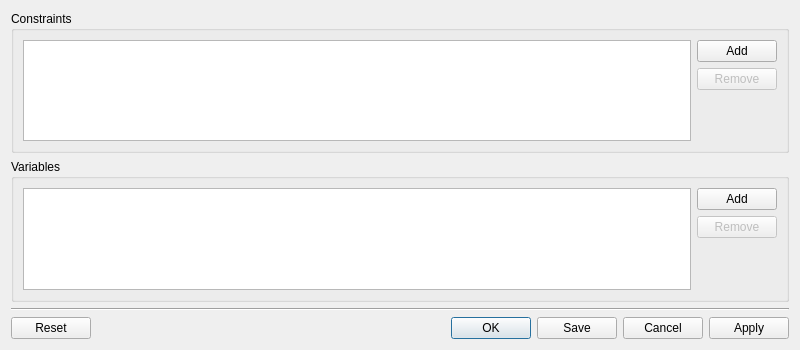
Old version of the form madqt/widget/match.ui in the repository hibtc/madgui.
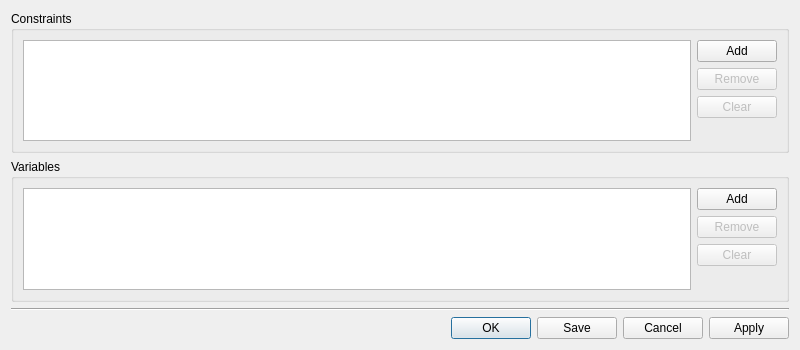
New version of the form. Custom widgets are drawn as their Qt base class.

Commit message: Add individual clear buttons for constraints/variables

What changed in the file:
```diff
--- a/madqt/widget/match.ui
+++ b/madqt/widget/match.ui
@@ -39,6 +39,16 @@
           </property>
          </widget>
         </item>
+        <item>
+         <widget class="QPushButton" name="button_clear_constraint">
+          <property name="enabled">
+           <bool>false</bool>
+          </property>
+          <property name="text">
+           <string>Clear</string>
+          </property>
+         </widget>
+        </item>
         <item>
          <spacer>
           <property name="orientation">
@@ -85,6 +95,16 @@
           </property>
          </widget>
         </item>
+        <item>
+         <widget class="QPushButton" name="button_clear_variable">
+          <property name="enabled">
+           <bool>false</bool>
+          </property>
+          <property name="text">
+           <string>Clear</string>
+          </property>
+         </widget>
+        </item>
         <item>
          <spacer>
           <property name="orientation">
@@ -119,7 +139,7 @@
       <enum>Qt::Horizontal</enum>
      </property>
      <property name="standardButtons">
-      <set>QDialogButtonBox::Apply|QDialogButtonBox::Cancel|QDialogButtonBox::Ok|QDialogButtonBox::Reset|QDialogButtonBox::Save</set>
+      <set>QDialogButtonBox::Apply|QDialogButtonBox::Cancel|QDialogButtonBox::Ok|QDialogButtonBox::Save</set>
      </property>
     </widget>
    </item>
```
The commit also changes 1 other file.
